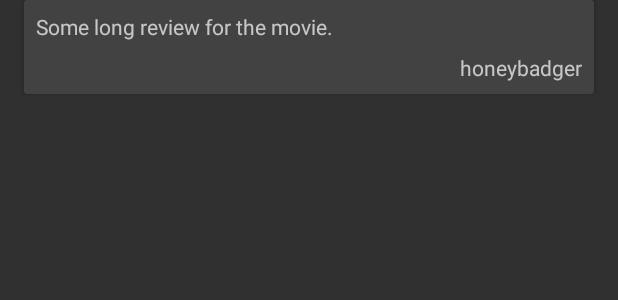
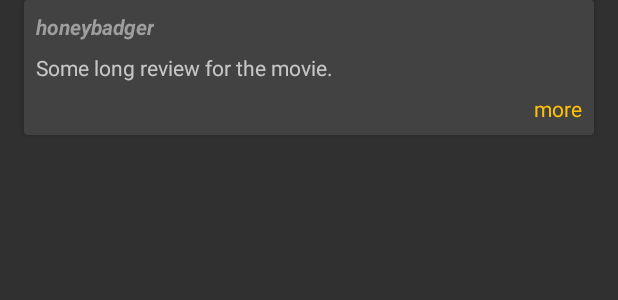
Before and after one commit to CannibalChoco/PopularMovies, an Android app: the layout list_item_review.xml on its own in the app's theme, with its tools: preview values and no code run, on a phone screen of 412 x 824 dp. Shown: the top 300 px of the screen. Run offline under Robolectric (Android 15) with nearby library versions, the light colour scheme and no system bars.

Commit message:
Change min SDK to 16; Improve Review layout

```diff
--- a/app/build.gradle
+++ b/app/build.gradle
@@ -4,7 +4,7 @@ android {
     compileSdkVersion 27
     defaultConfig {
         applicationId "com.example.android.popularmovies"
-        minSdkVersion 15
+        minSdkVersion 16
         targetSdkVersion 27
         versionCode 1
         versionName "1.0"
--- a/app/src/main/res/layout/activity_detail.xml
+++ b/app/src/main/res/layout/activity_detail.xml
@@ -120,7 +120,7 @@
             android:layout_marginStart="16dp"
             android:layout_marginTop="16dp"
             android:text="@string/label_overview"
-            android:textColor="@color/colorPrimaryLight"
+            android:textColor="@color/colorLabelDefault"
             app:layout_constraintStart_toStartOf="parent"
             app:layout_constraintTop_toBottomOf="@+id/ivPoster" />
 
@@ -132,7 +132,7 @@
             android:layout_marginStart="16dp"
             android:layout_marginTop="16dp"
             android:text="@string/label_trailers"
-            android:textColor="@color/colorPrimaryLight"
+            android:textColor="@color/colorLabelDefault"
             app:layout_constraintStart_toStartOf="parent"
             app:layout_constraintTop_toBottomOf="@id/tvOverview" />
 
@@ -155,7 +155,7 @@
             android:layout_marginStart="16dp"
             android:layout_marginTop="16dp"
             android:text="@string/label_reviews"
-            android:textColor="@color/colorPrimaryLight"
+            android:textColor="@color/colorLabelDefault"
             app:layout_constraintStart_toStartOf="parent"
             app:layout_constraintTop_toBottomOf="@id/trailersCl" />
 
--- a/app/src/main/res/layout/list_item_review.xml
+++ b/app/src/main/res/layout/list_item_review.xml
@@ -18,14 +18,13 @@
             android:id="@+id/tvReview"
             android:layout_width="match_parent"
             android:layout_height="wrap_content"
-            android:layout_marginTop="8dp"
             android:layout_marginLeft="8dp"
             android:layout_marginRight="8dp"
-            android:maxLines="5"
-            android:ellipsize="end"
+            android:layout_marginTop="8dp"
+
             app:layout_constraintLeft_toLeftOf="parent"
             app:layout_constraintRight_toRightOf="parent"
-            app:layout_constraintTop_toTopOf="parent"
+            app:layout_constraintTop_toBottomOf="@+id/tvAuthor"
             tools:text="Some long review for the movie." />
 
         <TextView
@@ -33,13 +32,28 @@
             android:layout_width="wrap_content"
             android:layout_height="wrap_content"
             android:layout_gravity="end"
+            android:layout_marginStart="8dp"
+            android:layout_marginTop="8dp"
+            android:textStyle="bold|italic"
+            android:textColor="@color/colorLabelDefault"
+            app:layout_constraintStart_toStartOf="parent"
+            app:layout_constraintTop_toTopOf="parent"
+            tools:text="honeybadger"
+            android:layout_marginLeft="8dp" />
+
+        <TextView
+            android:id="@+id/tvExpandableIndicator"
+            android:layout_width="wrap_content"
+            android:layout_height="wrap_content"
+            android:layout_gravity="end"
             android:layout_marginBottom="8dp"
             android:layout_marginEnd="8dp"
             android:layout_marginTop="8dp"
+            android:textColor="@color/colorAccent"
             app:layout_constraintBottom_toBottomOf="parent"
             app:layout_constraintEnd_toEndOf="parent"
             app:layout_constraintTop_toBottomOf="@+id/tvReview"
-            tools:text="honeybadger"
+            tools:text="more"
             android:layout_marginRight="8dp" />
 
     </android.support.constraint.ConstraintLayout>
--- a/app/src/main/res/values/colors.xml
+++ b/app/src/main/res/values/colors.xml
@@ -4,6 +4,9 @@
     <color name="colorPrimaryDark">#000000</color>
     <color name="colorPrimaryLight">#484848</color>
     <color name="colorAccent">#FFC107</color>
+
+    <!-- DetailActivity label color-->
+    <color name="colorLabelDefault">#9e9e9e</color>
 
     <!-- Transparent color for gradient background -->
     <color name="colorPrimaryLightTransparent">#7f484848</color>
--- a/app/src/main/res/values/strings.xml
+++ b/app/src/main/res/values/strings.xml
@@ -50,4 +50,10 @@
     <!-- Message for Toast when user adds movie to favorites -->
     <string name="msg_favorites_movie_added">Movie added to Favorites</string>
 
+    <!-- Indicator text to switch to more text -->
+    <string name="expandable_text_more">More</string>
+
+    <!-- Indicator text to switch to less text -->
+    <string name="expandable_text_less">Less</string>
+
 </resources>
```
Also changed, not shown: app/src/main/java/com/example/android/popularmovies/ReviewAdapter.java (+42 -2 lines), app/src/main/res/layout-land/activity_detail.xml (+3 -4 lines).
